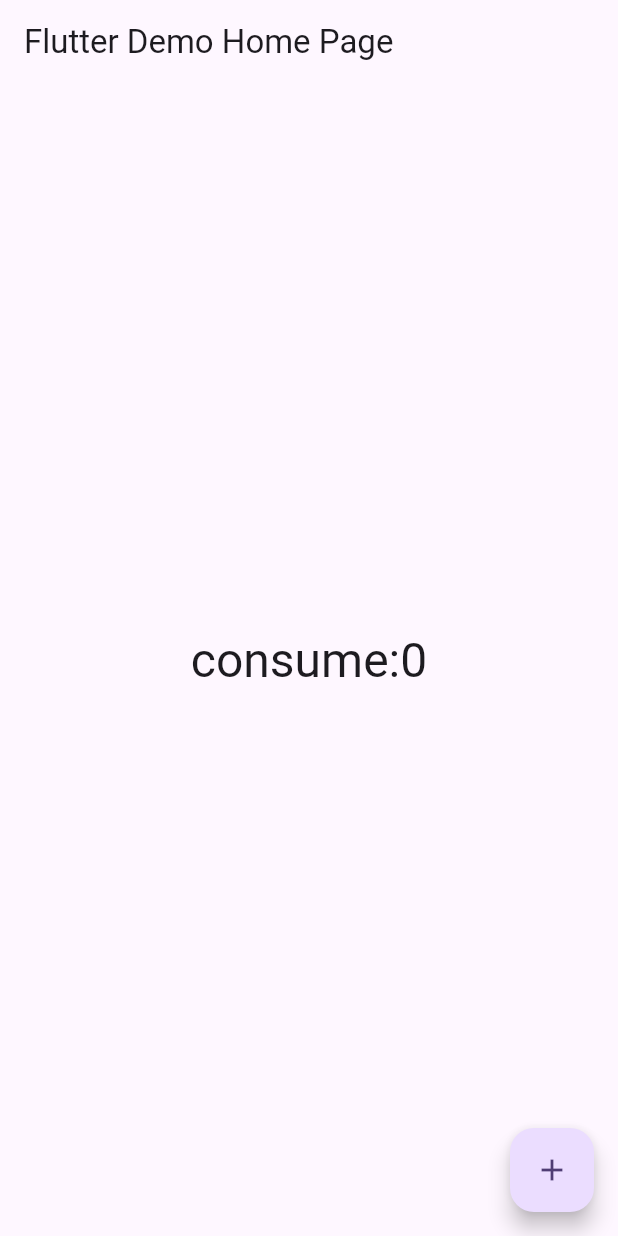
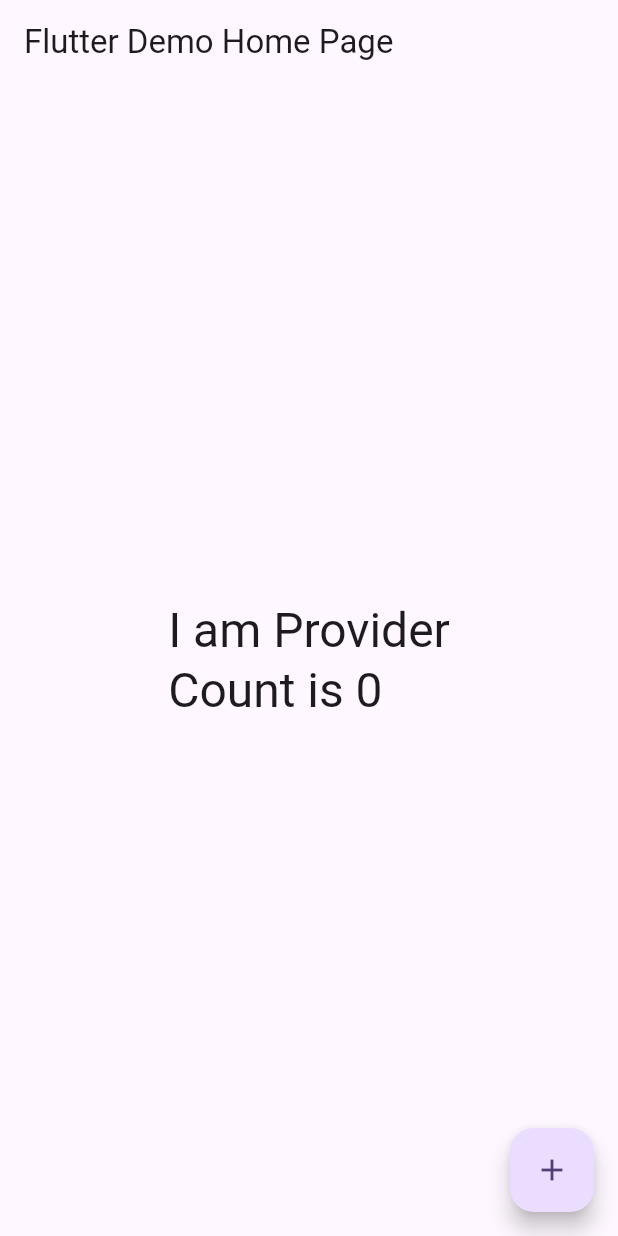
Before and after one commit to eltociear/flutter_practice, a Flutter app: the screen it shows after launch, on a phone screen of 412 x 824 dp. Run offline on Flutter 3.47's test engine with Material 3 defaults, Android fonts, the phone set to English and light mode, and no system bars.

Commit message:
MultiProvider

```diff
--- a/hello_world/lib/main.dart
+++ b/hello_world/lib/main.dart
@@ -51,12 +51,10 @@ class _MyHomePageState extends State<MyHomePage> {
         title: Text(widget.title),
       ),
       // 使用する箇所の上位にProviderを入れる
-      body: Provider<int>.value(
-          value: _counter,
-          child: Center(
-              child: Consumer<int>(
-                  builder: (context, value, _) => Text("consume:$value",
-                      style: Theme.of(context).textTheme.headlineLarge)))),
+      body: MultiProvider(providers: [
+        Provider<int>.value(value: _counter),
+        Provider<String>.value(value: "I am Provider")
+      ], child: const Center(child: MyWidget())),
       floatingActionButton: FloatingActionButton(
         onPressed: _incrementCounter,
         tooltip: 'Increment',
--- a/hello_world/lib/mywidget.dart
+++ b/hello_world/lib/mywidget.dart
@@ -9,7 +9,8 @@ class MyWidget extends StatelessWidget {
     // MyInheritedWidget myInheritedWidget = MyInheritedWidget. of(context);
     // int count = myInheritedWidget.counter;
     int count = Provider.of<int>(context);
-    return Text(count.toString(),
+    String message = Provider.of<String>(context);
+    return Text("$message\nCount is $count",
         style: Theme.of(context).textTheme.headlineLarge);
   }
 }
```
